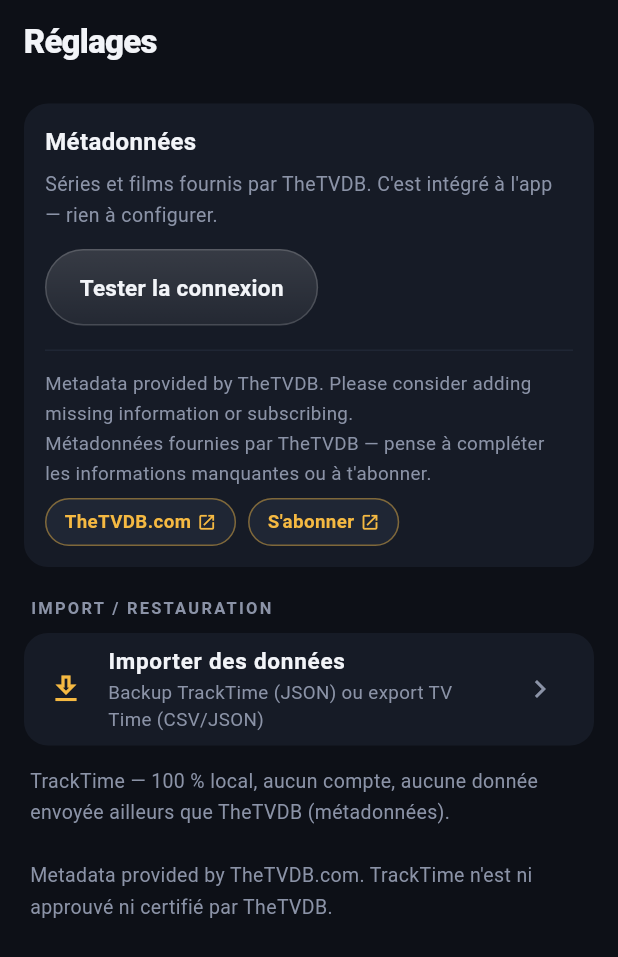
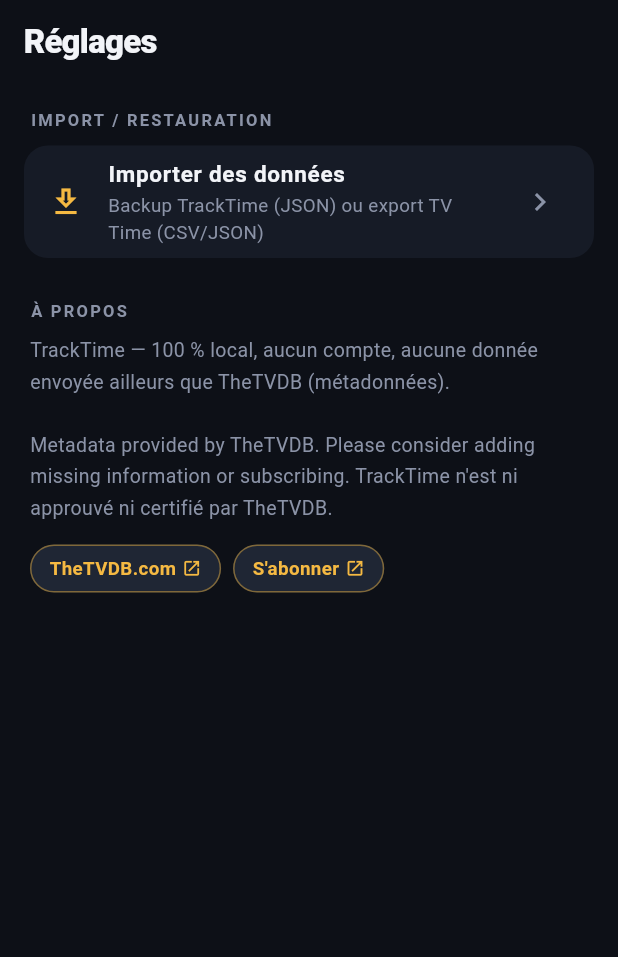
Before and after one commit to tom06700/tracktime, a Flutter app: the SettingsScreen screen opened by its route, on a phone screen of 412 x 824 dp. Shown: the top 957 px of the screen. Run offline on Flutter 3.47's test engine with Material 3 defaults, Android fonts, the phone set to English and light mode, and no system bars; our stand-ins replace drift, drift_flutter, file_picker, flutter_riverpod, flutter_sticky_header, go_router and 2 more; accounts and stored records are empty; generated files the repository leaves out were written again.

Commit message:
Réglages : suppression de l'encart clé API (clé embarquée)
La clé TheTVDB étant intégrée à l'app, plus rien à configurer : on retire
la carte « clé / test de connexion ». Les Réglages ne gardent que l'import
et un pied de page « À propos » qui conserve l'attribution TheTVDB
obligatoire avec ses liens cliquables (TheTVDB.com, S'abonner).

Co-Authored-By: Claude Opus 4.8 <noreply@anthropic.com>
Claude-Session: https://claude.ai/code/session_01WerRie8kS9wJUJuZsc3MKh

```diff
--- a/app/lib/settings/settings_screen.dart
+++ b/app/lib/settings/settings_screen.dart
@@ -1,43 +1,16 @@
 import 'package:flutter/material.dart';
-import 'package:flutter_riverpod/flutter_riverpod.dart';
 import 'package:go_router/go_router.dart';
 import 'package:url_launcher/url_launcher.dart';
 
 import '../theme.dart';
-import '../tmdb/tvdb.dart';
-import '../tmdb/tvdb_config.dart';
-import '../widgets/glass.dart';
 
-class SettingsScreen extends ConsumerStatefulWidget {
+class SettingsScreen extends StatelessWidget {
   const SettingsScreen({super.key});
-
-  @override
-  ConsumerState<SettingsScreen> createState() => _SettingsScreenState();
-}
-
-class _SettingsScreenState extends ConsumerState<SettingsScreen> {
-  bool _tvdbTesting = false;
 
   Future<void> _open(String url) async {
     final uri = Uri.tryParse(url);
     if (uri != null) {
       await launchUrl(uri, mode: LaunchMode.externalApplication);
-    }
-  }
-
-  Future<void> _testTvdb() async {
-    final messenger = ScaffoldMessenger.of(context);
-    setState(() => _tvdbTesting = true);
-    try {
-      final r = await TvdbClient(kTvdbApiKey).ping();
-      messenger.showSnackBar(SnackBar(
-        content: Text('TheTVDB connecté ✓ — ${r.count} résultats '
-            '(ex. « ${r.sample} »)'),
-      ));
-    } catch (e) {
-      messenger.showSnackBar(SnackBar(content: Text('Échec TheTVDB : $e')));
-    } finally {
-      if (mounted) setState(() => _tvdbTesting = false);
     }
   }
 
@@ -48,64 +21,8 @@ class _SettingsScreenState extends ConsumerState<SettingsScreen> {
       body: ListView(
         padding: const EdgeInsets.symmetric(vertical: 8),
         children: [
-          // ── Source de métadonnées ──
-          Card(
-            child: Padding(
-              padding: const EdgeInsets.all(14),
-              child: Column(
-                crossAxisAlignment: CrossAxisAlignment.start,
-                children: [
-                  const Text('Métadonnées',
-                      style: TextStyle(
-                          fontSize: 16, fontWeight: FontWeight.w700)),
-                  const SizedBox(height: 6),
-                  const Text(
-                    'Séries et films fournis par TheTVDB. C\'est intégré à '
-                    'l\'app — rien à configurer.',
-                    style: TextStyle(
-                        fontSize: 13, color: TtColors.dim, height: 1.6),
-                  ),
-                  const SizedBox(height: 12),
-                  Align(
-                    alignment: Alignment.centerLeft,
-                    child: GlassButton(
-                      onPressed: _tvdbTesting ? null : _testTvdb,
-                      child: Text(
-                          _tvdbTesting ? 'Test…' : 'Tester la connexion'),
-                    ),
-                  ),
-                  // Attribution requise par TheTVDB (lien direct obligatoire).
-                  const SizedBox(height: 16),
-                  const Divider(height: 1, color: TtColors.surfaceHi),
-                  const SizedBox(height: 12),
-                  const Text(
-                    'Metadata provided by TheTVDB. Please consider adding '
-                    'missing information or subscribing.\n'
-                    'Métadonnées fournies par TheTVDB — pense à compléter les '
-                    'informations manquantes ou à t\'abonner.',
-                    style: TextStyle(
-                        fontSize: 12.5, color: TtColors.dim, height: 1.6),
-                  ),
-                  const SizedBox(height: 6),
-                  Wrap(
-                    spacing: 8,
-                    children: [
-                      _LinkChip(
-                        label: 'TheTVDB.com',
-                        onTap: () => _open('https://thetvdb.com'),
-                      ),
-                      _LinkChip(
-                        label: 'S\'abonner',
-                        onTap: () => _open('https://thetvdb.com/subscribe'),
-                      ),
-                    ],
-                  ),
-                ],
-              ),
-            ),
-          ),
           const Padding(
-            padding: EdgeInsets.fromLTRB(20, 14, 20, 4),
+            padding: EdgeInsets.fromLTRB(20, 8, 20, 4),
             child: Text('IMPORT / RESTAURATION',
                 style: TextStyle(
                     fontSize: 11,
@@ -126,15 +43,43 @@ class _SettingsScreenState extends ConsumerState<SettingsScreen> {
               onTap: () => context.push('/import'),
             ),
           ),
+
+          // ── À propos + attribution TheTVDB (lien direct obligatoire) ──
           const Padding(
-            padding: EdgeInsets.symmetric(horizontal: 20, vertical: 8),
+            padding: EdgeInsets.fromLTRB(20, 22, 20, 4),
+            child: Text('À PROPOS',
+                style: TextStyle(
+                    fontSize: 11,
+                    fontWeight: FontWeight.w700,
+                    letterSpacing: 1.5,
+                    color: TtColors.dim)),
+          ),
+          const Padding(
+            padding: EdgeInsets.symmetric(horizontal: 20, vertical: 4),
             child: Text(
               'TrackTime — 100 % local, aucun compte, aucune donnée envoyée '
               'ailleurs que TheTVDB (métadonnées).\n\n'
-              'Metadata provided by TheTVDB.com. TrackTime n\'est ni approuvé '
-              'ni certifié par TheTVDB.',
+              'Metadata provided by TheTVDB. Please consider adding missing '
+              'information or subscribing. TrackTime n\'est ni approuvé ni '
+              'certifié par TheTVDB.',
               style:
                   TextStyle(fontSize: 13, color: TtColors.dim, height: 1.6),
+            ),
+          ),
+          Padding(
+            padding: const EdgeInsets.fromLTRB(20, 10, 20, 8),
+            child: Wrap(
+              spacing: 8,
+              children: [
+                _LinkChip(
+                  label: 'TheTVDB.com',
+                  onTap: () => _open('https://thetvdb.com'),
+                ),
+                _LinkChip(
+                  label: 'S\'abonner',
+                  onTap: () => _open('https://thetvdb.com/subscribe'),
+                ),
+              ],
             ),
           ),
         ],
```
Also changed, not shown: 2 other files.
